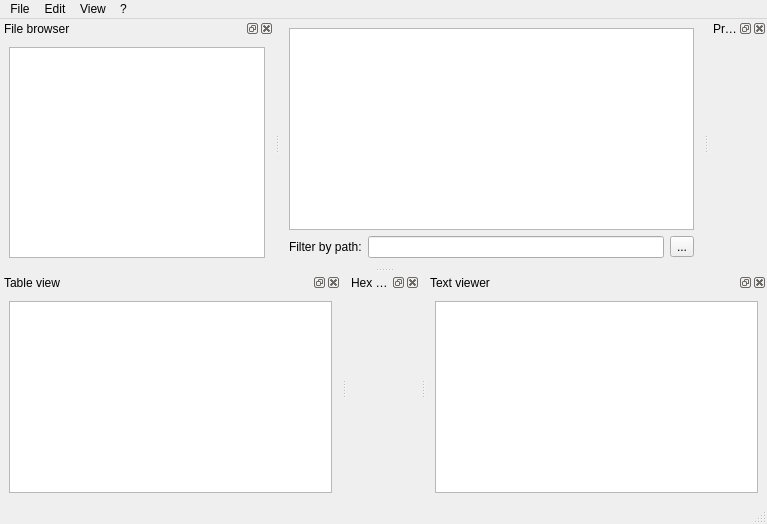
Qt form src/mainwindow.ui (OSLL/sca) before a commit.
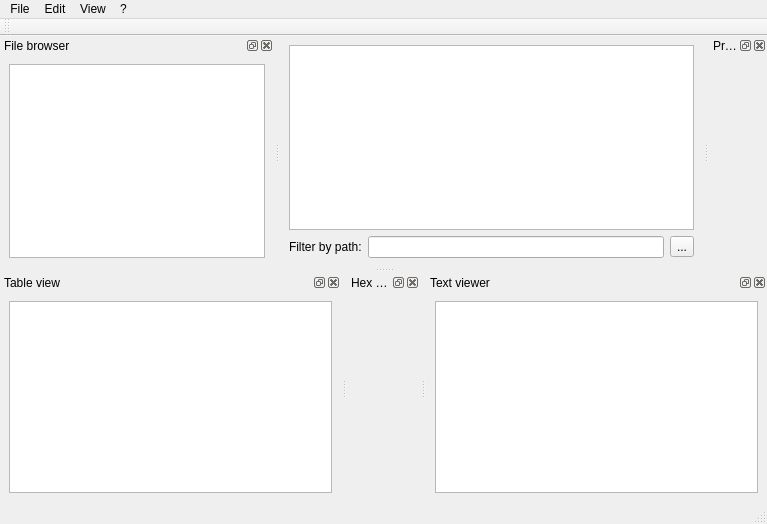
The same form after that commit. Icons and pictures are not drawn. Custom widgets are drawn as their Qt base class.

Commit message: #5100-5099: Toolbar was added

Patch:
```diff
--- a/src/mainwindow.ui
+++ b/src/mainwindow.ui
@@ -223,6 +223,17 @@
     </layout>
    </widget>
   </widget>
+  <widget class="QToolBar" name="toolBar">
+   <property name="windowTitle">
+    <string>toolBar</string>
+   </property>
+   <attribute name="toolBarArea">
+    <enum>TopToolBarArea</enum>
+   </attribute>
+   <attribute name="toolBarBreak">
+    <bool>true</bool>
+   </attribute>
+  </widget>
   <action name="actionOpenInTextViewer">
    <property name="text">
     <string>Open in Text Viewer</string>
```
Left out of the diff: 3 changed lines with no effect on the pictures. The commit also changes 4 other files.
